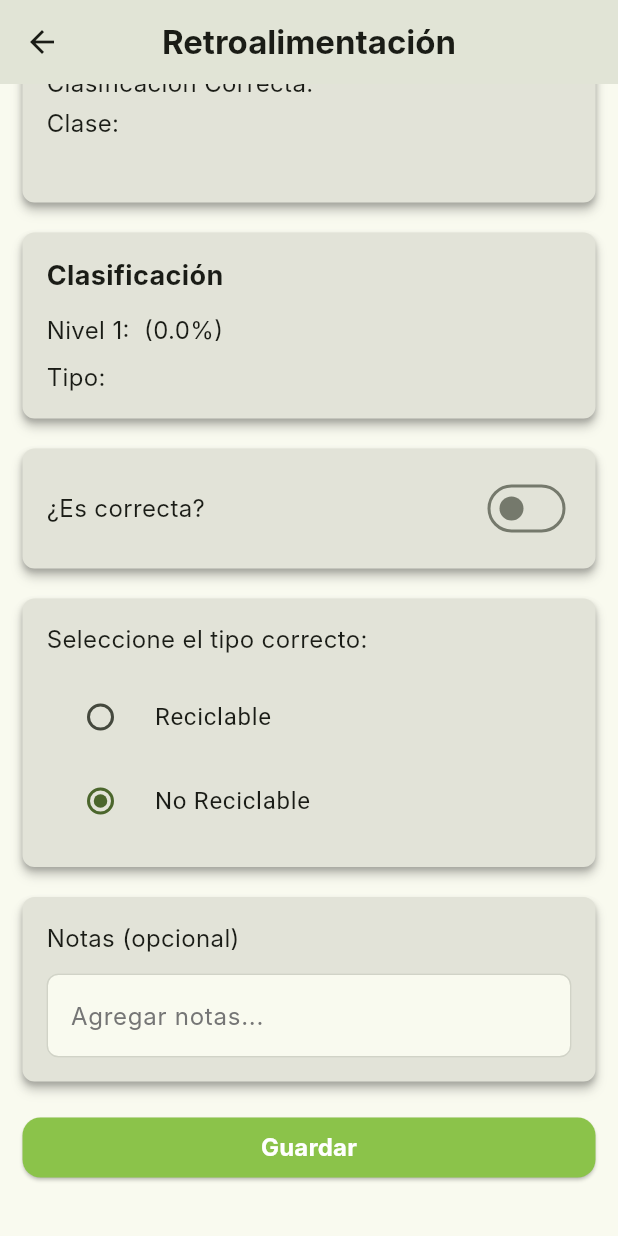
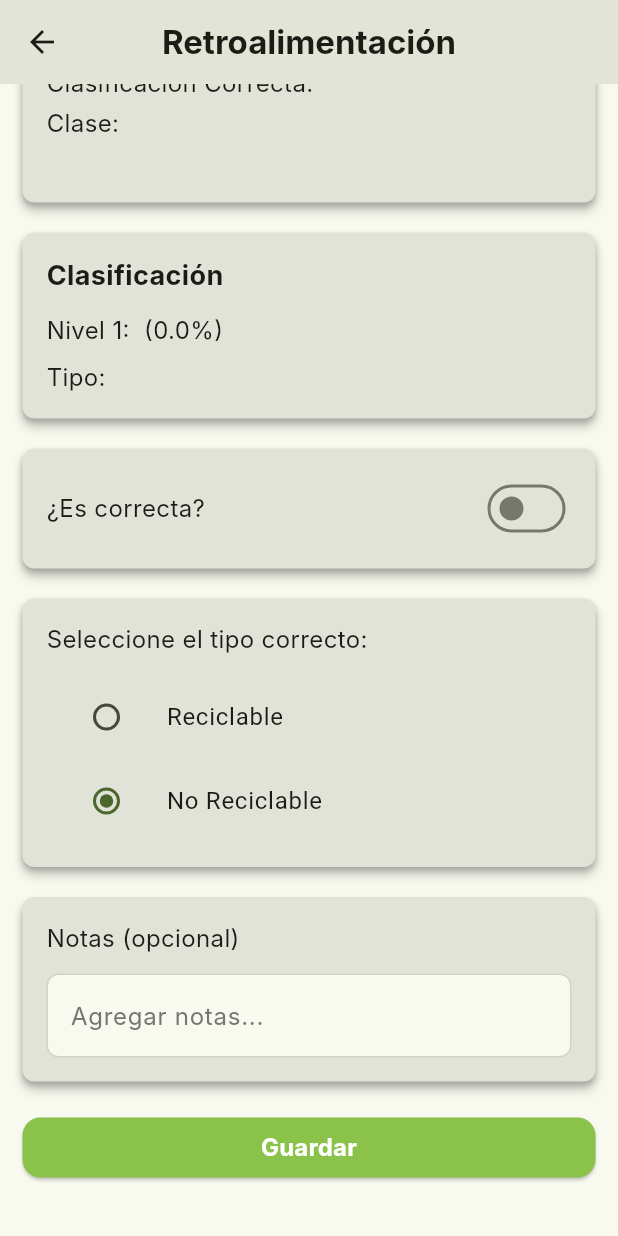
Before and after one commit to P2025046-SCRM/scrm-frontend, a Flutter app: the FeedbackScreen screen opened directly with empty values, scrolled down 382 dp, after a tap on "Reciclable", after a tap on "No Reciclable", on a phone screen of 412 x 824 dp. Run offline on Flutter 3.47's test engine with Material 3 defaults, Android fonts, the phone set to English and light mode, and no system bars; our stand-ins replace camera, cloud_firestore, firebase_auth, firebase_core, fl_chart, flutter_dotenv and 3 more; accounts and stored records are empty; generated files the repository leaves out were written again; Roboto replaces fonts that are missing (Inter).

Commit message:
refactor: improve context handling and UI feedback across multiple screens - replace context references with 'this.context' for consistency - ensure mounted checks are in place before showing SnackBars and navigating - enhance TextFieldWidget border color handling for better visual consistency

```diff
--- a/lib/common/widgets/text_field_widget.dart
+++ b/lib/common/widgets/text_field_widget.dart
@@ -46,14 +46,14 @@ class TextFieldWidget extends StatelessWidget {
         border: OutlineInputBorder(
           borderRadius: BorderRadius.circular(8),
           borderSide: BorderSide(
-            color: Theme.of(context).colorScheme.outline.withOpacity(0.3),
+            color: Theme.of(context).colorScheme.outline.withValues(alpha: 0.3),
             width: 1,
           ),
         ),
         enabledBorder: OutlineInputBorder(
           borderRadius: BorderRadius.circular(8),
           borderSide: BorderSide(
-            color: Theme.of(context).colorScheme.outline.withOpacity(0.3),
+            color: Theme.of(context).colorScheme.outline.withValues(alpha: 0.3),
             width: 1,
           ),
         ),
--- a/lib/presentation/camera_module/camera_mod_screen.dart
+++ b/lib/presentation/camera_module/camera_mod_screen.dart
@@ -93,7 +93,6 @@ class _CameraModScreenState extends State<CameraModScreen> {
         final layer1Result = latestPrediction['layer1_result'] as Map<String, dynamic>?;
         final layer2Result = latestPrediction['layer2_result'] as Map<String, dynamic>?;
 
-        // Get image URL and append SAS token if needed
         String latestImagePath = latestPrediction['image_url'] as String? ?? '';
         if (latestImagePath.isNotEmpty && latestImagePath.startsWith('http')) {
           try {
@@ -162,7 +161,6 @@ class _CameraModScreenState extends State<CameraModScreen> {
     if (availableCams.isNotEmpty) {
       setState(() {
         cameras = availableCams;
-        // Start with the last camera (external/back camera) instead of the first
         selectedCameraIndex = availableCams.length - 1;
         camController = CameraController(
           availableCams[selectedCameraIndex],
@@ -209,6 +207,7 @@ class _CameraModScreenState extends State<CameraModScreen> {
 
       // Save prediction to Firestore after successful classification
       try {
+        if (!mounted) return;
         final userProvider = Provider.of<UserProvider>(context, listen: false);
         final currentUser = userProvider.currentUser;
 
@@ -221,6 +220,7 @@ class _CameraModScreenState extends State<CameraModScreen> {
           print('Prediction saved successfully');
 
           // Refresh dashboard statistics for this company so data is up-to-date when user returns
+          if (!mounted) return;
           final companyName = currentUser['company'] as String? ?? '3J Solutions';
           final dashboardProvider = Provider.of<DashboardProvider>(context, listen: false);
           await dashboardProvider.refresh(companyName: companyName);
--- a/lib/presentation/feedback/feedback_screen.dart
+++ b/lib/presentation/feedback/feedback_screen.dart
@@ -618,30 +618,40 @@ class _FeedbackScreenState extends State<FeedbackScreen> {
                   children: [
                     Text('Seleccione el tipo correcto:', style: kRegularTextStyle),
                     const SizedBox(height: 12),
-                    RadioListTile<String>(
-                      title: const Text('Reciclable'),
-                      value: 'Reciclable',
+                    RadioGroup<String>(
                       groupValue: _selectedL1Class,
                       onChanged: (value) {
                         setState(() {
                           _selectedL1Class = value;
-                          // Reset L2 class when changing L1
-                          if (value != 'Reciclable') {
+                          // Reset L2 class when switching to NoReciclable
+                          if (value == 'NoReciclable') {
                             _selectedL2Class = null;
                           }
                         });
                       },
-                    ),
-                    RadioListTile<String>(
-                      title: const Text('No Reciclable'),
-                      value: 'NoReciclable',
-                      groupValue: _selectedL1Class,
-                      onChanged: (value) {
-                        setState(() {
-                          _selectedL1Class = value;
-                          _selectedL2Class = null; // No L2 class for NoReciclable
-                        });
-                      },
+                      child: Column(
+                        children: [
+                          ListTile(
+                            leading: Radio<String>(value: 'Reciclable'),
+                            title: const Text('Reciclable'),
+                            onTap: () {
+                              setState(() {
+                                _selectedL1Class = 'Reciclable';
+                              });
+                            },
+                          ),
+                          ListTile(
+                            leading: Radio<String>(value: 'NoReciclable'),
+                            title: const Text('No Reciclable'),
+                            onTap: () {
+                              setState(() {
+                                _selectedL1Class = 'NoReciclable';
+                                _selectedL2Class = null;
+                              });
+                            },
+                          ),
+                        ],
+                      ),
                     ),
                   ],
                 ),
@@ -671,7 +681,8 @@ class _FeedbackScreenState extends State<FeedbackScreen> {
                       Text('Seleccione la clase:', style: kRegularTextStyle),
                       const SizedBox(height: 12),
                       DropdownButtonFormField<String>(
-                        value: _selectedL2Class,
+                        key: ValueKey(_selectedL2Class),
+                        initialValue: _selectedL2Class,
                         decoration: InputDecoration(
                           filled: true,
                           fillColor: Theme.of(context).colorScheme.surface,
--- a/lib/presentation/profile/edit_profile_screen.dart
+++ b/lib/presentation/profile/edit_profile_screen.dart
@@ -107,19 +107,19 @@ class _EditProfileScreenState extends State<EditProfileScreen> {
 
                           if (!mounted) return;
 
-                          ScaffoldMessenger.of(context).showSnackBar(
+                          ScaffoldMessenger.of(this.context).showSnackBar(
                             const SnackBar(
                               content: Text('Perfil actualizado exitosamente'),
                               backgroundColor: Colors.green,
                             ),
                           );
 
-                          Navigator.pop(context);
+                          Navigator.pop(this.context);
                         } catch (e) {
                           if (!mounted) return;
 
                           final errorMessage = ErrorHandler.getErrorMessage(e);
-                          ScaffoldMessenger.of(context).showSnackBar(
+                          ScaffoldMessenger.of(this.context).showSnackBar(
                             SnackBar(
                               content: Text(errorMessage),
                               backgroundColor: Colors.red,
```
Also changed, not shown: lib/presentation/clasif_history/history_screen.dart (+5 -4 lines), lib/presentation/login/login_screen.dart (+15 -8 lines), lib/presentation/signup/signup_screen.dart (+9 -4 lines).
